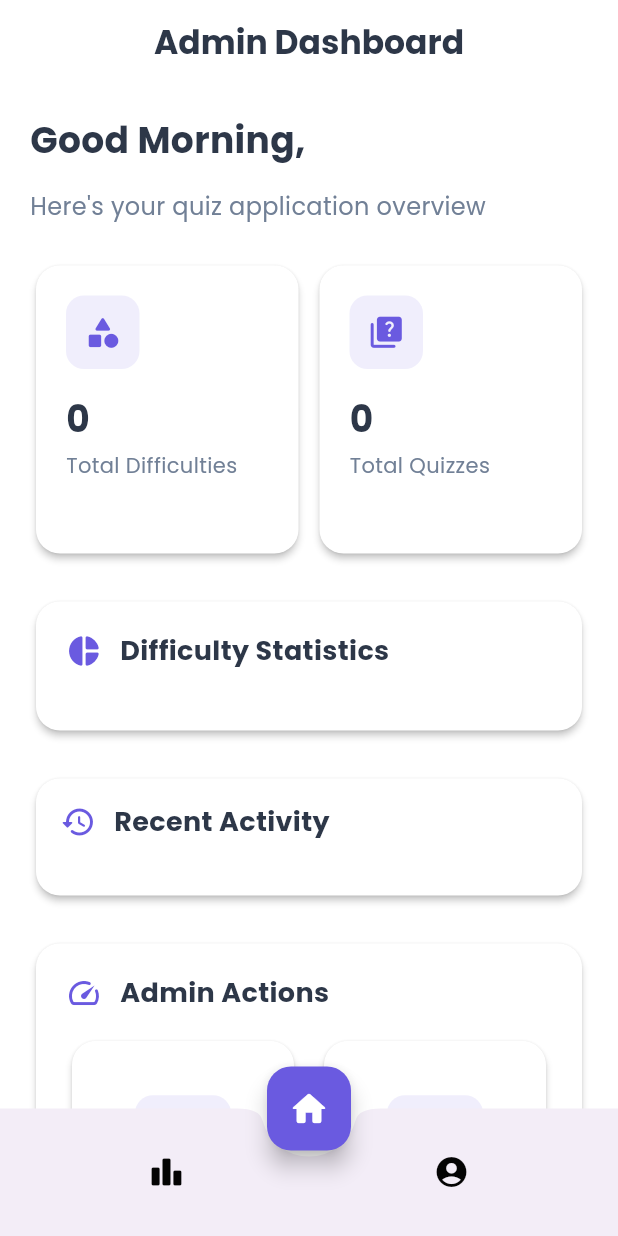
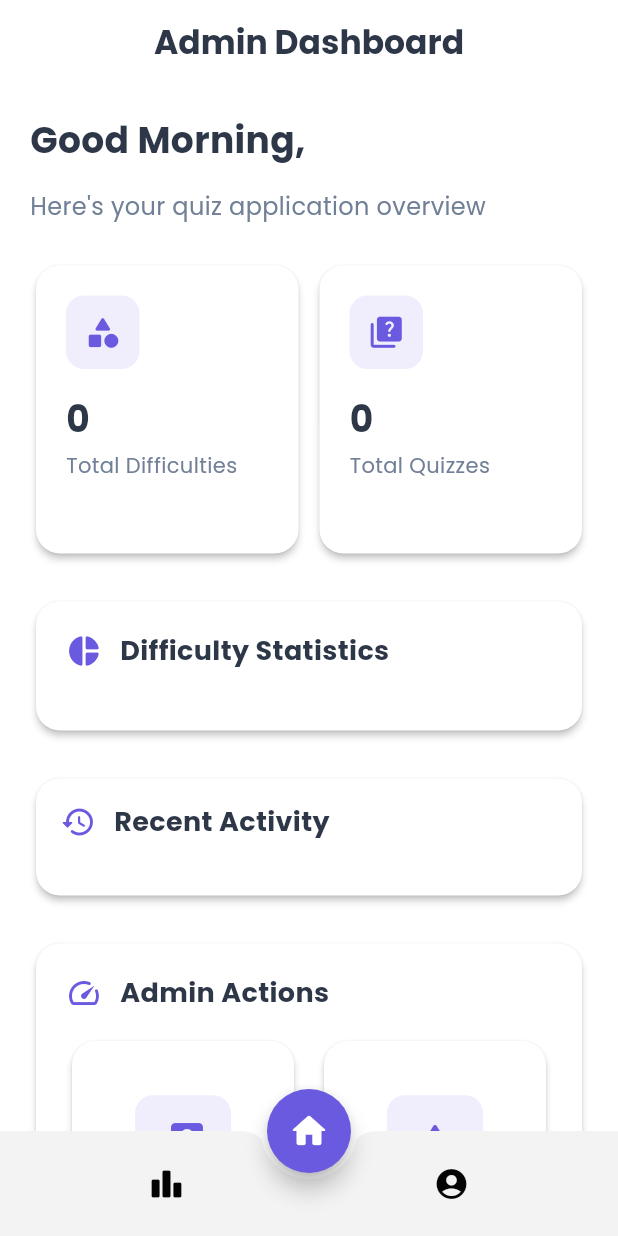
Before and after one commit to amherstiadoctor/eLaw, a Flutter app: the Dashboard screen opened directly with empty values, on a phone screen of 412 x 824 dp. Run offline on Flutter 3.47's test engine with Material 3 defaults, Android fonts, the phone set to English and light mode, and no system bars; our stand-ins replace cloud_firestore, equatable, firebase_auth, firebase_core, flutter_animate, flutter_svg and 4 more; missing offline and left inert: text_marquee; accounts and stored records are empty.

Commit message:
chore: nitpick UI changes

```diff
--- a/lib/view/common/dashboard.dart
+++ b/lib/view/common/dashboard.dart
@@ -47,6 +47,7 @@ class _DashboardState extends State<Dashboard> {
       body: Center(child: widgetOptions.elementAt(_selectedIndex)),
       floatingActionButtonLocation: FloatingActionButtonLocation.centerDocked,
       floatingActionButton: FloatingActionButton(
+        shape: RoundedRectangleBorder(borderRadius: BorderRadius.circular(50)),
         backgroundColor: AppTheme.primary,
         onPressed: () {
           _onItemTapped(1);
@@ -58,7 +59,8 @@ class _DashboardState extends State<Dashboard> {
         ),
       ),
       bottomNavigationBar: BottomAppBar(
-        height: 85,
+        color: AppTheme.grey1,
+        height: 70,
         shape: const CircularNotchedRectangle(),
         child: Row(
           mainAxisAlignment: MainAxisAlignment.spaceAround,
--- a/lib/view/user/leaderboard_screen.dart
+++ b/lib/view/user/leaderboard_screen.dart
@@ -136,8 +136,8 @@ class _LeaderboardScreenState extends State<LeaderboardScreen> {
         ],
       ),
     ).animate().scale(
-      duration: Duration(milliseconds: 200),
-      delay: Duration(milliseconds: 100),
+      delay: Duration(milliseconds: 200),
+      curve: Curves.elasticOut,
     );
   }
 
```
